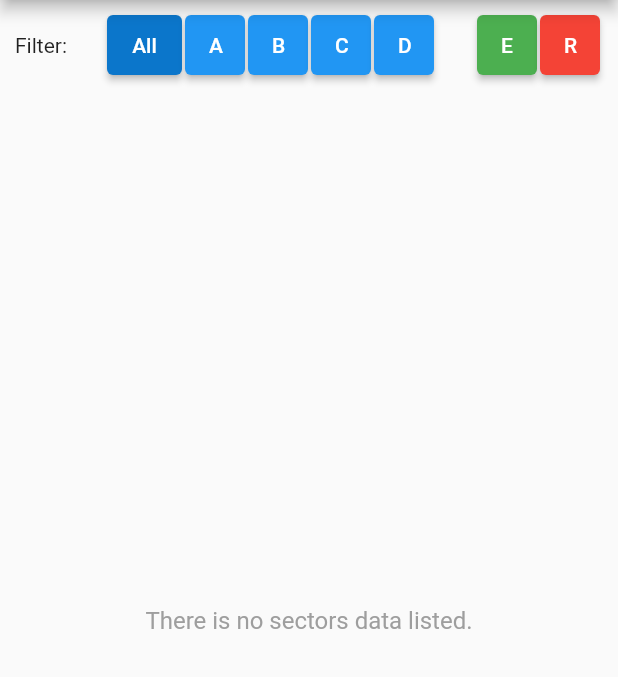
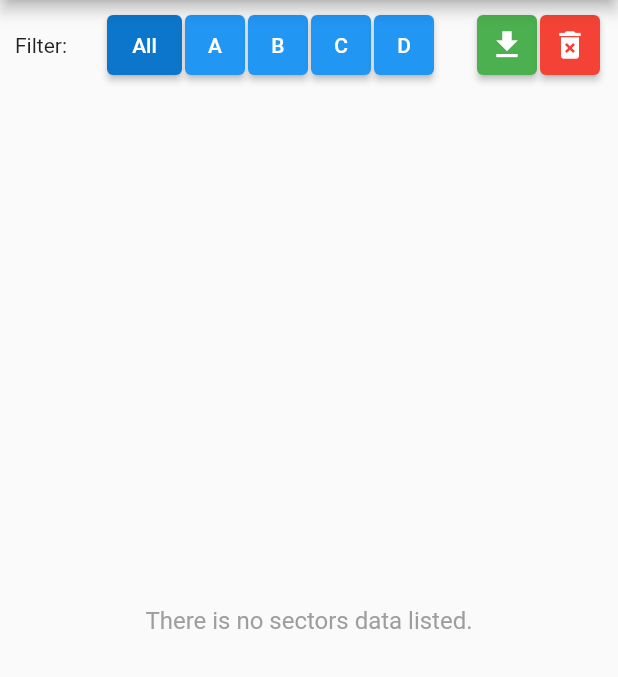
Before and after one commit to maderarasto/flutter-parking-site, a Flutter app: the screen it shows after launch, after a tap on "Sectors Data", on a phone screen of 412 x 824 dp, the part 84-761 px from its top. Run offline on Flutter 3.47's test engine with Material 2 defaults, Android fonts, the light colour scheme and no system bars; our stand-ins replace sqflite; accounts and stored records are empty.

Commit message:
Adds icons to application and also adds snackbar messages for action buttons.

```diff
--- a/lib/components/button.dart
+++ b/lib/components/button.dart
@@ -41,8 +41,8 @@ class Button extends StatelessWidget {
         onPressed: !disabled ? onPressed : null,
         child: child,
         style: ButtonStyle(
-          backgroundColor: MaterialStateProperty.all(resolveColor()),
-        ),
+            backgroundColor: MaterialStateProperty.all(resolveColor()),
+            padding: MaterialStateProperty.all(const EdgeInsets.all(0))),
       ),
     );
   }
--- a/lib/components/data_bar.dart
+++ b/lib/components/data_bar.dart
@@ -8,7 +8,7 @@ class DataBar extends StatelessWidget {
   final Function? onFilterPressed;
   final Function? onActionPressed;
 
-  DataBar(
+  const DataBar(
       {Key? key,
       this.padding = const EdgeInsets.all(0),
       this.filterButtons = const [],
@@ -52,14 +52,15 @@ class DataBar extends StatelessWidget {
               'key': Key('export'),
               'width': 40.0,
               'height': 40.0,
-              'widget': Text('E'),
+              'widget': Icon(Icons.download, color: Colors.white, size: 24),
               'color': Colors.green
             },
             {
               'key': Key('clear'),
               'width': 40.0,
               'height': 40.0,
-              'widget': Text('R'),
+              'widget':
+                  Icon(Icons.delete_forever, color: Colors.white, size: 24),
               'color': Colors.red
             }
           ])
--- a/lib/components/sector_widget.dart
+++ b/lib/components/sector_widget.dart
@@ -80,13 +80,13 @@ class _SectorWidgetState extends State<SectorWidget> {
                 onPressed: onMinusPressed,
                 width: 70,
                 height: 70,
-                child: const Text('-'),
+                child: const Icon(Icons.remove, color: Colors.white, size: 36),
                 disabled: _cars == 0),
             Button(
                 onPressed: onPlusPressed,
                 width: 70,
                 height: 70,
-                child: const Text('+'))
+                child: const Icon(Icons.add, color: Colors.white, size: 36))
           ],
         ),
         const Padding(padding: EdgeInsets.only(bottom: 5))
--- a/lib/screens/home.dart
+++ b/lib/screens/home.dart
@@ -58,27 +58,52 @@ class Home extends StatelessWidget {
               children: <Widget>[
                 ElevatedButton(
                     onPressed: onWatchSectorsPressed,
-                    child: const Text(
-                      'Watch Sectors',
-                      textAlign: TextAlign.center,
+                    child: Column(
+                      mainAxisAlignment: MainAxisAlignment.spaceEvenly,
+                      children: const [
+                        Icon(Icons.border_all_rounded,
+                            color: Colors.white, size: 72),
+                        Text('Watch Sectors', textAlign: TextAlign.center),
+                      ],
                     )),
                 ElevatedButton(
                     onPressed: onMeasureTimePressed,
-                    child: const Text(
-                      'Measure Queue Times',
-                      textAlign: TextAlign.center,
+                    child: Column(
+                      mainAxisAlignment: MainAxisAlignment.spaceEvenly,
+                      children: const [
+                        Icon(Icons.access_alarm_rounded,
+                            color: Colors.white, size: 72),
+                        Text(
+                          'Measure Queue Times',
+                          textAlign: TextAlign.center,
+                        )
+                      ],
                     )),
                 ElevatedButton(
                     onPressed: onSectorsDataPressed,
-                    child: const Text(
-                      'Sectors Data',
-                      textAlign: TextAlign.center,
+                    child: Column(
+                      mainAxisAlignment: MainAxisAlignment.spaceEvenly,
+                      children: const [
+                        Icon(Icons.view_list_rounded,
+                            color: Colors.white, size: 72),
+                        Text(
+                          'Sectors Data',
+                          textAlign: TextAlign.center,
+                        )
+                      ],
                     )),
                 ElevatedButton(
                     onPressed: onMeasureTimesDataPressed,
-                    child: const Text(
-                      'Measure Times Data',
-                      textAlign: TextAlign.center,
+                    child: Column(
+                      mainAxisAlignment: MainAxisAlignment.spaceEvenly,
+                      children: const [
+                        Icon(Icons.view_list_rounded,
+                            color: Colors.white, size: 72),
+                        Text(
+                          'Measured Times Data',
+                          textAlign: TextAlign.center,
+                        )
+                      ],
                     )),
               ],
             ),
```
Also changed, not shown: lib/screens/measure_time.dart (+22 -8 lines), lib/screens/measure_times_data.dart (+9 -1 lines), lib/screens/sectors_data.dart (+31 -6 lines).
